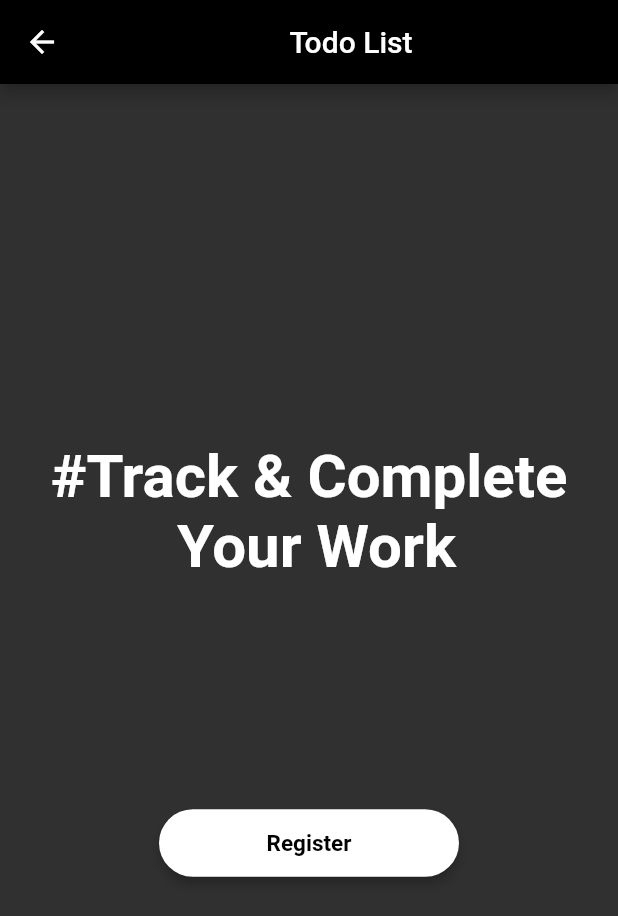
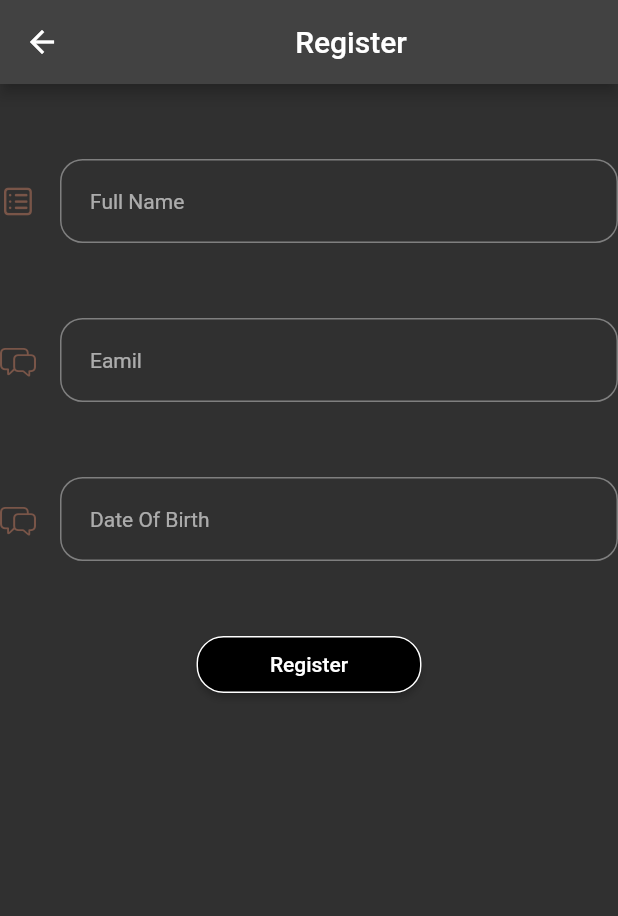
Before and after one commit to Wasiue03/todo_list, a Flutter app: the LandingScreen screen opened directly, after a tap on "Register", on a phone screen of 412 x 824 dp. Shown: the top 916 px of the screen. Run offline on Flutter 3.47's test engine with Material 2 defaults, Android fonts, the phone set to English and light mode, and no system bars; our stand-ins replace cloud_firestore, firebase_core; accounts and stored records are empty.

Commit message:
Application Todo List

```diff
--- a/lib/main.dart
+++ b/lib/main.dart
@@ -1,8 +1,7 @@
 import 'package:firebase_core/firebase_core.dart';
 import 'package:flutter/material.dart';
 import 'package:todo_list/firebase_options.dart';
-// import 'package:todo_list/screens/landing_page.dart';
-import 'package:todo_list/screens/todo.dart';
+import 'package:todo_list/screens/landing_page.dart';
 
 void main(List<String> args) async {
   WidgetsFlutterBinding.ensureInitialized();
@@ -21,7 +20,7 @@ class MyApp extends StatelessWidget {
     return MaterialApp(
       theme: ThemeData(brightness: Brightness.dark),
       debugShowCheckedModeBanner: false,
-      home: const TodoScreen(),
+      home: const LandingScreen(),
     );
   }
 }
--- a/lib/screens/landing_page.dart
+++ b/lib/screens/landing_page.dart
@@ -1,13 +1,11 @@
-import 'dart:math';
-
 import 'package:flutter/material.dart';
+import 'package:todo_list/screens/register_page.dart';
 
 class LandingScreen extends StatelessWidget {
   const LandingScreen({super.key});
 
   @override
   Widget build(BuildContext context) {
-    Widget smallspcae = SizedBox(height: 20);
     return Scaffold(
       appBar: AppBar(
         backgroundColor: Colors.black,
@@ -32,7 +30,7 @@ class LandingScreen extends StatelessWidget {
               ),
             ),
             SizedBox(
-              height: 150,
+              height: 200,
             ),
             ElevatedButton(
               style: ElevatedButton.styleFrom(
@@ -42,12 +40,15 @@ class LandingScreen extends StatelessWidget {
                 shape: RoundedRectangleBorder(
                   borderRadius: BorderRadius.circular(30.0),
                 ),
-                minimumSize: Size(200, 45),
+                minimumSize: Size(300, 45),
               ),
-              onPressed: () {},
+              onPressed: () {
+                Navigator.push(context,
+                    MaterialPageRoute(builder: (context) => RegisterScreen()));
+              },
               child: Text(
                 'Register',
-                style: TextStyle(fontWeight: FontWeight.bold, fontSize: 15),
+                style: TextStyle(fontWeight: FontWeight.bold, fontSize: 18),
               ),
             ),
           ],
--- /dev/null
+++ b/lib/screens/register_page.dart
@@ -0,0 +1,129 @@
+import 'package:flutter/cupertino.dart';
+import 'package:flutter/material.dart';
+import 'package:todo_list/screens/todo.dart';
+import 'package:todo_list/services/database/register.dart';
+
+class RegisterScreen extends StatelessWidget {
+  const RegisterScreen({super.key});
+
+  @override
+  Widget build(BuildContext context) {
+    final TextEditingController _nameController = TextEditingController();
+    final TextEditingController _emailController = TextEditingController();
+    final TextEditingController _dobController = TextEditingController();
+    final Widget smallspace = SizedBox(
+      height: 50.0,
+    );
+    return Scaffold(
+      appBar: AppBar(
+        title: Center(child: Text("Register")),
+      ),
+      body: Container(
+        child: Form(
+          child: Column(
+            children: [
+              smallspace,
+              TextFormField(
+                controller: _nameController,
+                style: const TextStyle(fontSize: 14),
+                decoration: InputDecoration(
+                  contentPadding: const EdgeInsets.symmetric(
+                    horizontal: 20,
+                    vertical: 20,
+                  ),
+                  hintText: 'Full Name',
+                  hintStyle: const TextStyle(fontSize: 14),
+                  icon: const Icon(CupertinoIcons.square_list,
+                      color: Colors.brown),
+                  border: OutlineInputBorder(
+                    borderRadius: BorderRadius.circular(15),
+                  ),
+                ),
+              ),
+              smallspace,
+              TextFormField(
+                controller: _emailController,
+                keyboardType: TextInputType.multiline,
+                maxLines: null,
+                style: const TextStyle(fontSize: 14),
+                decoration: InputDecoration(
+                  contentPadding: const EdgeInsets.symmetric(
+                    horizontal: 20,
+                    vertical: 20,
+                  ),
+                  hintText: 'Eamil',
+                  hintStyle: const TextStyle(fontSize: 14),
+                  icon: const Icon(CupertinoIcons.bubble_left_bubble_right,
+                      color: Colors.brown),
+                  border: OutlineInputBorder(
+                    borderRadius: BorderRadius.circular(15),
+                  ),
+                ),
+              ),
+              smallspace,
+              TextFormField(
+                controller: _dobController,
+                keyboardType: TextInputType.multiline,
+                maxLines: null,
+                style: const TextStyle(fontSize: 14),
+                decoration: InputDecoration(
+                  contentPadding: const EdgeInsets.symmetric(
+                    horizontal: 20,
+                    vertical: 20,
+                  ),
+                  hintText: 'Date Of Birth',
+                  hintStyle: const TextStyle(fontSize: 14),
+                  icon: const Icon(CupertinoIcons.bubble_left_bubble_right,
+                      color: Colors.brown),
+                  border: OutlineInputBorder(
+                    borderRadius: BorderRadius.circular(15),
+                  ),
+                ),
+              ),
+              smallspace,
+              Row(
+                mainAxisAlignment: MainAxisAlignment.center,
+                children: [
+                  SizedBox(
+                    width: 150,
+                    height: 38,
+                    child: ElevatedButton(
+                        onPressed: () async {
+                          String name = _nameController.text;
+                          String email = _emailController.text;
+                          String dob = _dobController.text;
+
+                          // Call the function to save the data to Firestore
+                          await UserWriter.create(name, email, dob);
+
+                          // Clear the TextFormFields after adding the task
+                          _nameController.clear();
+                          _emailController.clear();
+                          _dobController.clear();
+
+                          Navigator.push(
+                              context,
+                              MaterialPageRoute(
+                                  builder: (context) => TodoScreen()));
+                        },
+                        child: Text(
+                          "Register",
+                        ),
+                        style: ButtonStyle(
+                            backgroundColor:
+                                MaterialStatePropertyAll<Color>(Colors.black),
+                            shape: MaterialStateProperty.all<
+                                    RoundedRectangleBorder>(
+                                RoundedRectangleBorder(
+                                    borderRadius: BorderRadius.circular(18.0),
+                                    side: BorderSide(color: Colors.white))))),
+                  ),
+                ],
+              )
+            ],
+          ),
+        ),
+      ),
+    );
+  }
+}
--- a/lib/screens/todo.dart
+++ b/lib/screens/todo.dart
@@ -2,8 +2,6 @@ import 'package:flutter/material.dart';
 import 'package:todo_list/screens/add_task.dart';
 import 'package:todo_list/services/database/delete.dart';
 import 'package:todo_list/services/database/read_data.dart';
-import 'package:todo_list/services/database/update.dart';
-import 'package:todo_list/services/database/writer.dart';
 
 class TodoScreen extends StatelessWidget {
   const TodoScreen({super.key});
@@ -39,7 +37,12 @@ class TodoScreen extends StatelessWidget {
                   ),
                   clipBehavior: Clip.hardEdge,
                   child: ListTile(
-                      title: Text(task['title']),
+                      title: Text(
+                        task['title'],
+                        style: TextStyle(
+                          fontWeight: FontWeight.bold,
+                        ),
+                      ),
                       subtitle: Text(task['Desc']),
                       trailing: InkWell(
                         onTap: () => delete(tasks[index].id),
--- /dev/null
+++ b/lib/services/database/register.dart
@@ -0,0 +1,24 @@
+import 'package:cloud_firestore/cloud_firestore.dart';
+import 'package:flutter/material.dart';
+import 'package:uuid/uuid.dart';
+
+class UserWriter {
+  static final _firestore = FirebaseFirestore.instance;
+  static final _uuid = Uuid();
+  static Future<void> create(String name, String email, String dob) async {
+    try {
+      String documentId = _uuid.v4();
+      await _firestore.collection('users').doc(documentId).set({
+        'id': documentId,
+        'name': name,
+        'email': email,
+        'dob': dob,
+      });
+
+      debugPrint("Data Created Successfully");
+    } catch (e) {
+      debugPrint(e.toString());
+      throw ("Some Error Occurred");
+    }
+  }
+}
--- a/lib/services/database/update.dart
+++ /dev/null
@@ -1,23 +0,0 @@
-import 'package:cloud_firestore/cloud_firestore.dart';
-import 'package:flutter/material.dart';
-import 'package:uuid/uuid.dart';
-
-class UpdateData {
-  static final firestore = FirebaseFirestore.instance;
-
-  static final _uuid = Uuid();
-
-  static Future<void> update() async {
-    try {
-      String documentId = _uuid.v4();
-      // You can update the data in Firestore using the "update" method
-      await firestore.collection('tasks').doc(documentId).update({
-        'title': 'Up',
-        'subtitle': 'down',
-      });
-      debugPrint('Document Updated Successfully!');
-    } catch (e) {
-      debugPrint('Error updating document: $e');
-    }
-  }
-}
```
